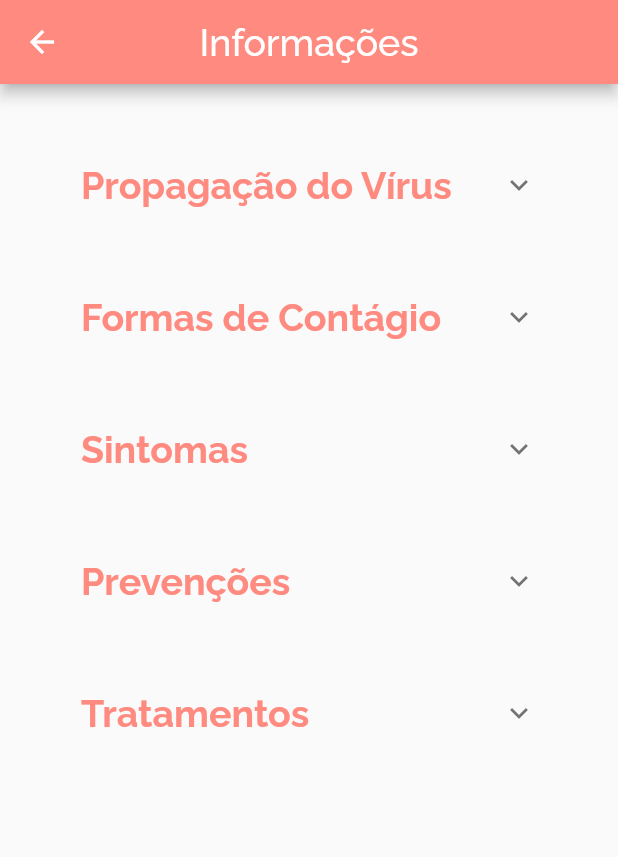
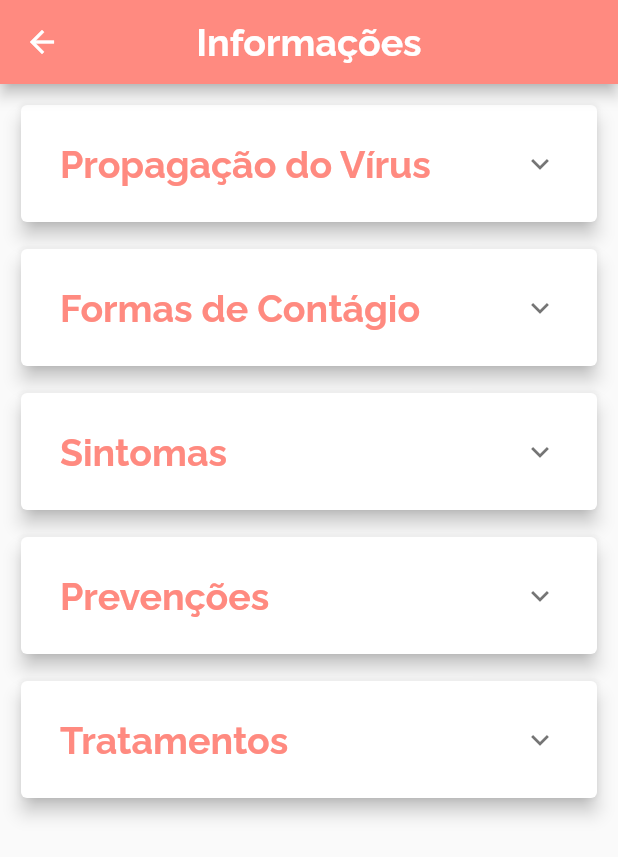
Before and after one commit to MichelHanzenScheeren/covid19_tracker, a Flutter app: the Information screen opened directly, on a phone screen of 412 x 824 dp. Shown: the top 857 px of the screen. Run offline on Flutter 3.47's test engine with Material 2 defaults, Android fonts, the phone set to English and light mode, and no system bars; our stand-ins replace charts_flutter, dio, get, google_fonts, progress_indicators, sqflite; accounts and stored records are empty; statements that could not run were skipped.

Commit message:
Pequenas melhorias na página de informações.

```diff
--- a/lib/presentation/pages/information/presentation_information.dart
+++ b/lib/presentation/pages/information/presentation_information.dart
@@ -11,14 +11,19 @@ class Information extends StatelessWidget {
         centerTitle: true,
         title: Text(
           'Informações',
-          style: GoogleFonts.raleway(fontSize: 25.0, color: Colors.white),
+          style: GoogleFonts.raleway(
+            fontSize: 25.0,
+            color: Colors.white,
+            fontWeight: FontWeight.bold,
+          ),
         ),
       ),
       body: SingleChildScrollView(
         child: Padding(
-          padding: const EdgeInsets.all(8.0),
+          padding: const EdgeInsets.symmetric(horizontal: 10),
           child: Column(
             children: <Widget>[
+              SizedBox(height: 5),
               Expansiontile(
                 title: 'Propagação do Vírus',
                 text: 'O vírus pode se propagar de pessoa para pessoa por meio'
@@ -30,7 +35,7 @@ class Information extends StatelessWidget {
                     'de uma pessoa doente.\n'
                     'A transmissão ocorre, principalmente, de pessoa para pessoa'
                     ' e seu período de incubação, que é o tempo para que os '
-                    'primeiros sintomas apareçam, pode ser de 2 a 14 dias.',
+                    'primeiros sintomas apareçam, pode ser de 2 a 14 dias.\n',
               ),
               Expansiontile(
                 title: 'Formas de Contágio',
@@ -40,7 +45,7 @@ class Information extends StatelessWidget {
                     ' - Catarro\n'
                     ' - Contato pessoal próximo, como toque ou aperto de mão\n'
                     ' - Contato com objetos ou superfícies contaminadas, '
-                    'seguido de contato com a boca, nariz ou olhos',
+                    'seguido de contato com a boca, nariz ou olhos\n',
               ),
               Expansiontile(
                 title: 'Sintomas',
@@ -65,7 +70,7 @@ class Information extends StatelessWidget {
                 title: 'Prevenções',
                 text: '- Use máscara\n'
                     '- Lave suas mãos com frequência\n'
-                    '- Ao sair de casa mantenha uma distância segura de no mínimo 1 metro das outras pessoas',
+                    '- Ao sair de casa mantenha uma distância segura de no mínimo 1 metro das outras pessoas\n',
               ),
               Expansiontile(
                 title: 'Tratamentos',
@@ -73,8 +78,9 @@ class Information extends StatelessWidget {
                     'beber bastante líquido e comer alimentos nutritivos. '
                     'Fique em um quarto separado dos outros membros da '
                     'sua família e use um banheiro dedicado, se possível. '
-                    'Limpe e desinfete as superfícies tocadas com frequência.',
+                    'Limpe e desinfete as superfícies tocadas com frequência.\n',
               ),
+              SizedBox(height: 5),
             ],
           ),
         ),
--- a/lib/presentation/pages/information/widget/widget_information.dart
+++ b/lib/presentation/pages/information/widget/widget_information.dart
@@ -9,25 +9,43 @@ class Expansiontile extends StatelessWidget {
 
   @override
   Widget build(BuildContext context) {
-    return Padding(
-        padding: const EdgeInsets.symmetric(horizontal: 30.0),
+    return Container(
+      margin: const EdgeInsets.symmetric(vertical: 5),
+      child: Card(
+        elevation: 5,
+        child: Padding(
+          padding: const EdgeInsets.all(10),
           child: Column(
             children: <Widget>[
-            SizedBox(height: 30.0),
-            ExpansionTile(
+              Theme(
+                data: Theme.of(context).copyWith(
+                  dividerColor: Colors.transparent,
+                ),
+                child: ExpansionTile(
                   title: Text(
                     title,
                     style: GoogleFonts.raleway(
-                    fontSize: 25.0, fontWeight: FontWeight.bold, color: Colors.redAccent[100]),
+                      fontSize: 25.0,
+                      fontWeight: FontWeight.bold,
+                      color: Colors.redAccent[100],
+                    ),
                   ),
                   children: <Widget>[
                     ListTile(
-                  title: Text(text, style: GoogleFonts.raleway(
-                      fontSize: 18.0, fontWeight: FontWeight.bold),),
+                      title: Text(
+                        text,
+                        style: GoogleFonts.raleway(
+                          fontSize: 18.0,
+                          fontWeight: FontWeight.bold,
+                        ),
+                      ),
                     )
                   ],
                 ),
+              ),
             ],
+          ),
+        ),
       ),
     );
   }
```
Lines whose indentation alone changed are shown as unchanged.
